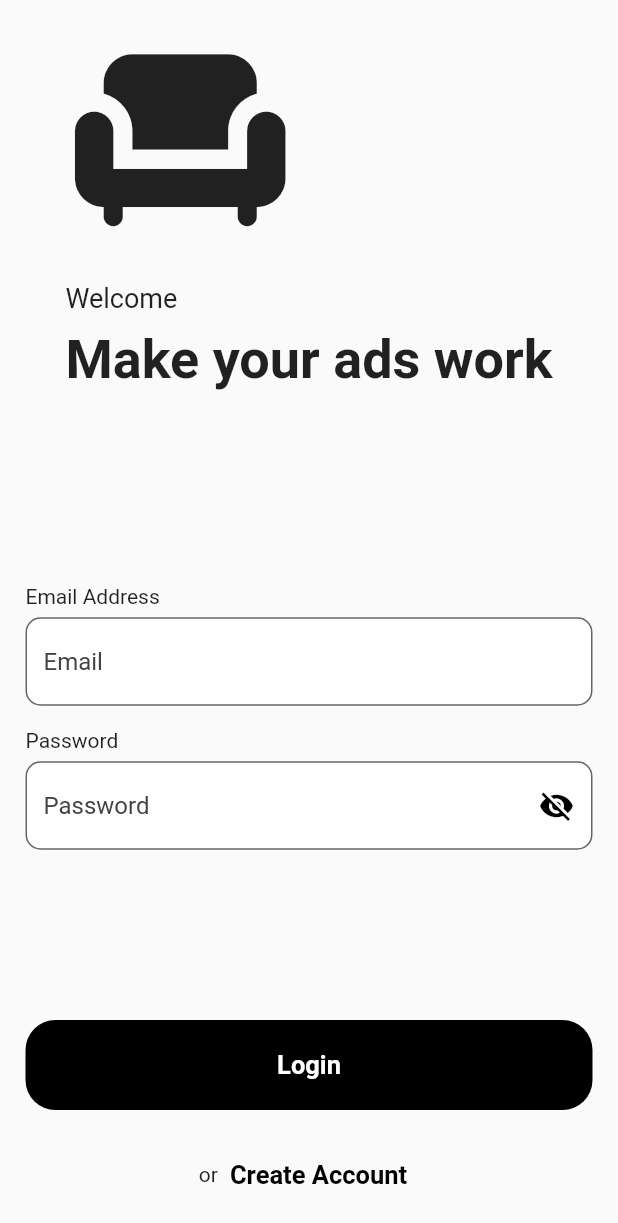
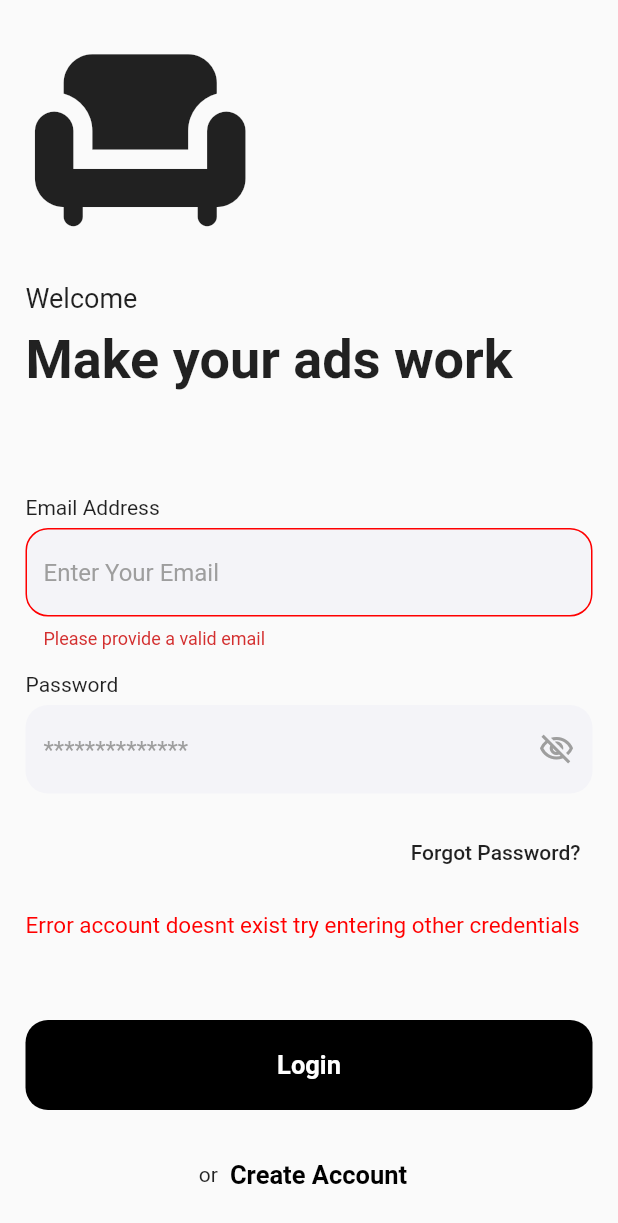
Before and after one commit to haythemd/MechApp, a Flutter app: the screen it shows after launch, after a tap on "Login", on a phone screen of 412 x 824 dp. Shown: the top 1223 px of the screen. Run offline on Flutter 3.47's test engine with Material 2 defaults, Android fonts, the light colour scheme and no system bars; our stand-ins replace flutter_bloc, get_it.

Commit message:
add in translation stuff.

```diff
--- /dev/null
+++ b/lib/l10n/intl_en.arb
@@ -0,0 +1,50 @@
+{
+    "loginViewTitle": "Make your ads work",
+    "@loginViewTitle": {
+        "description": "LoginView title"
+    },
+    "welcomeTitle": "Welcome",
+    "@welcomeTitle": {
+        "description": "Welcome title"
+    },
+    "emailAddressInputFieldTitle": "Email Address",
+    "@emailAddressInputFieldTitle": {
+        "description": "Password input field title"
+    },
+    "passwordInputFieldTitle": "Password",
+    "@passwordInputFieldTitle": {
+        "description": "Password input field title"
+    },
+    "emailAddressInputFieldHintText": "Enter Your Email",
+    "@emailAddressInputFieldHintText": {
+        "description": "hint text for email input field"
+    },
+    "passwordInputFieldHintText": "**************",
+    "@passwordInputFieldHintText": {
+        "description": "hint text for password input field"
+    },
+    "resetPasswordButtonText": "Forgot Password?",
+    "@resetPasswordButtonText": {
+        "description": "reset password button text"
+    },
+    "loginButtonTitle": "Login",
+    "@loginButtonTitle": {
+        "description": "Login button title"
+    },
+    "createAccountButtonTitle": "Create Account",
+    "@createAccountButtonTitle": {
+        "description": "Create account button title"
+    },
+    "or": "or",
+    "@or": {
+        "description": "the word 'or' to be added to Or Create Account"
+    },
+    "blankEmailErrorMessage": "An email must be provided",
+    "@blankEmailErrorMessage": {
+        "description": "error message for email field"
+    },
+    "invalidEmailError": "Please provide a valid email",
+    "@invalidEmailError": {
+        "description": "error message for email field"
+    }
+}
--- a/lib/main.dart
+++ b/lib/main.dart
@@ -3,6 +3,8 @@ import 'package:mechalodon_mobile/screens/welcome/welcome_view.dart';
 import 'package:mechalodon_mobile/services/injectable.dart';
 
 import 'screens/login/screens/login_screen.dart';
+import 'package:flutter_localizations/flutter_localizations.dart';
+import 'generated/l10n.dart';
 
 void main() {
   initServiceLocator();
@@ -15,6 +17,13 @@ class MechalodonApp extends StatelessWidget {
   @override
   Widget build(BuildContext context) {
     return MaterialApp(
+      localizationsDelegates: const [
+        S.delegate,
+        GlobalMaterialLocalizations.delegate,
+        GlobalWidgetsLocalizations.delegate,
+        GlobalCupertinoLocalizations.delegate,
+      ],
+      supportedLocales: S.delegate.supportedLocales,
       title: 'Flutter Demo',
       theme: ThemeData(
         primarySwatch: Colors.blue,
--- a/lib/screens/login/bloc/login_bloc.dart
+++ b/lib/screens/login/bloc/login_bloc.dart
@@ -1,13 +1,20 @@
-import 'package:bloc/bloc.dart';
-import 'package:meta/meta.dart';
+import 'package:flutter_bloc/flutter_bloc.dart';
+import 'package:mechalodon_mobile/screens/login/models/user_model.dart';
+import 'package:mechalodon_mobile/screens/login/repository/login_repository.dart';
 
 part 'login_event.dart';
 part 'login_state.dart';
 
 class LoginBloc extends Bloc<LoginEvent, LoginState> {
   LoginBloc() : super(LoginInitial()) {
-    on<LoginEvent>((event, emit) {
-      // TODO: implement event handler
-    });
+    on<LoginUser>(onLogin);
+  }
+
+  void onLogin(LoginUser event, Emitter<LoginState> emit) async {
+    emit(LoginLoading());
+
+    var repo = LoginRepository();
+    var user = await repo.loginUserWithEmailAndPassword(event.email, event.password);
+    emit(LoginSuccess(user));
   }
 }
--- a/lib/screens/login/bloc/login_event.dart
+++ b/lib/screens/login/bloc/login_event.dart
@@ -1,4 +1,10 @@
 part of 'login_bloc.dart';
 
-@immutable
 abstract class LoginEvent {}
+
+class LoginUser extends LoginEvent {
+  final  String email;
+  final String password;
+
+  LoginUser({required this.email, required this.password});
+}
--- a/lib/screens/login/bloc/login_state.dart
+++ b/lib/screens/login/bloc/login_state.dart
@@ -1,6 +1,14 @@
 part of 'login_bloc.dart';
 
-@immutable
 abstract class LoginState {}
 
 class LoginInitial extends LoginState {}
+
+class LoginLoading extends LoginState {}
+
+class LoginError extends LoginState {}
+
+class LoginSuccess extends LoginState {
+  final User user;
+  LoginSuccess(this.user);
+}
--- /dev/null
+++ b/lib/screens/login/models/user_model.dart
@@ -0,0 +1,17 @@
+import 'package:json_annotation/json_annotation.dart';
+
+part 'user_model.g.dart';
+
+@JsonSerializable()
+class User {
+  @JsonKey(required: false)
+  final String email;
+  final String password;
+  final String id;
+
+  User(this.email, this.id, this.password);
+
+  factory User.fromJson(Map<String, dynamic> json) => _$UserFromJson(json);
+
+  Map<String, dynamic> toJson() => _$UserToJson(this);
+}
--- /dev/null
+++ b/lib/screens/login/repository/login_repository.dart
@@ -0,0 +1,9 @@
+import 'package:mechalodon_mobile/screens/login/models/user_model.dart';
+
+class LoginRepository {
+  Future<User> loginUserWithEmailAndPassword(String email, String password) {
+    var user = User(email, "sdfsdkj", password);
+    Future.delayed(const Duration(seconds: 3));
+    return Future.value(user);
+  }
+}
--- a/lib/screens/login/screens/login_screen.dart
+++ b/lib/screens/login/screens/login_screen.dart
@@ -1,5 +1,8 @@
 import 'package:flutter/material.dart';
+import 'package:flutter_bloc/flutter_bloc.dart';
+import 'package:mechalodon_mobile/screens/login/bloc/login_bloc.dart';
 import 'package:mechalodon_mobile/screens/login/views/login_view_mobile.dart';
+import 'package:mechalodon_mobile/services/injectable.dart';
 import 'package:mechalodon_mobile/utils/responsive.dart';
 
 class LoginScreen extends StatelessWidget {
@@ -7,9 +10,12 @@ class LoginScreen extends StatelessWidget {
 
   @override
   Widget build(BuildContext context) {
-    return const Responsive(
-        mobile: LoginViewMobile(),
-        desktop: LoginViewMobile(),
-        tablet: LoginViewMobile());
+    return BlocProvider(
+      create: (context) => serviceLocator<LoginBloc>(),
+      child: const Responsive(
+          mobile: LoginViewMobile(),
+          desktop: LoginViewMobile(),
+          tablet: LoginViewMobile()),
+    );
   }
 }
--- a/lib/screens/login/views/login_view_mobile.dart
+++ b/lib/screens/login/views/login_view_mobile.dart
@@ -1,5 +1,9 @@
 import 'package:flutter/material.dart';
+import 'package:flutter_bloc/flutter_bloc.dart';
 import 'package:mechalodon_mobile/components/buttons/primary_button.dart';
+import 'package:mechalodon_mobile/generated/l10n.dart';
+import 'package:mechalodon_mobile/screens/login/bloc/login_bloc.dart';
+import 'package:mechalodon_mobile/services/injectable.dart';
 import 'package:mechalodon_mobile/styles/style.dart';
 
 class LoginViewMobile extends StatefulWidget {
@@ -14,35 +18,51 @@ class _LoginViewMobileState extends State<LoginViewMobile> {
 
   bool _passwordVisible = true;
 
+  final TextEditingController emailController = TextEditingController();
+  final TextEditingController passwordController = TextEditingController();
+
+  void login(String email, String password) {
+    BlocProvider.of<LoginBloc>(context)
+        .add(LoginUser(email: email, password: password));
+  }
+
+  var s = serviceLocator<S>();
+
   @override
   Widget build(BuildContext context) {
     return Scaffold(
-      body: SafeArea(
+      body: BlocBuilder<LoginBloc, LoginState>(
+        builder: (context, state) {
+          return Stack(
+            children: [
+              if (state is LoginLoading) const CircularProgressIndicator(),
+              SafeArea(
                 child: Padding(
                     padding: const EdgeInsets.all(17.0),
                     child: Column(
+                        crossAxisAlignment: CrossAxisAlignment.start,
                         mainAxisAlignment: MainAxisAlignment.spaceBetween,
                         children: [
                           Column(
-                    mainAxisAlignment: MainAxisAlignment.center,
+                            mainAxisAlignment: MainAxisAlignment.start,
                             crossAxisAlignment: CrossAxisAlignment.start,
-                    children: const [
-                      Icon(
+                            children: [
+                              const Icon(
                                 Icons.chair,
                                 size: 153,
                               ),
-                      SizedBox(
+                              const SizedBox(
                                 height: 18,
                               ),
                               Text(
-                        "Welcome",
+                                s.welcomeTitle,
                                 style: MechTextStyle.subtitle,
                               ),
-                      SizedBox(
+                              const SizedBox(
                                 height: 10,
                               ),
                               Text(
-                        "Make your ads work",
+                                s.loginViewTitle,
                                 style: MechTextStyle.title,
                               )
                             ],
@@ -55,44 +75,73 @@ class _LoginViewMobileState extends State<LoginViewMobile> {
                                 const SizedBox(
                                   height: 15,
                                 ),
-                        const Text("Email Address"),
+                                Text(s.emailAddressInputFieldTitle),
                                 const SizedBox(
                                   height: 6,
                                 ),
                                 TextFormField(
-                          decoration: MechBorder.inputField('Email'),
+                                  controller: emailController,
+                                  decoration:
+                                      MechBorder.inputStyle(s.emailAddressInputFieldHintText),
                                   validator: isEmail,
                                 ),
                                 const SizedBox(
                                   height: 15,
                                 ),
-                        const Text("Password"),
+                                Text(s.passwordInputFieldTitle),
                                 const SizedBox(
                                   height: 6,
                                 ),
                                 TextFormField(
+                                  controller: passwordController,
                                   obscureText: _passwordVisible,
                                   decoration: InputDecoration(
-                              border: OutlineInputBorder(
-                                borderRadius: BorderRadius.circular(10.0),
-                              ),
+                                      border: MechBorder.enabledBorder,
+                                      enabledBorder: MechBorder.enabledBorder,
+                                      focusedBorder: MechBorder.enabledBorder,
+                                      errorBorder: MechBorder.errorBorder,
                                       filled: true,
-                              hintStyle: TextStyle(color: Colors.grey[800]),
-                              hintText: "Password",
-                              fillColor: Colors.white70,
+                                      hintStyle: const TextStyle(
+                                          color: MechColor.inactive),
+                                      hintText: s.passwordInputFieldHintText,
+                                      fillColor: MechColor.foreground,
                                       suffixIcon: IconButton(
                                         icon: Icon(
                                           // Based on passwordVisible state choose the icon
-                                  _passwordVisible ?
-                                    Icons.visibility_off : Icons.visibility,
-                                  color: MechColor.primary,
+                                          _passwordVisible
+                                              ? Icons.visibility_off_outlined
+                                              : Icons.visibility_outlined,
+                                          color: MechColor.inactive,
                                         ),
                                         onPressed: () {
                                           setState(() {
-                                    _passwordVisible = !_passwordVisible;
+                                            _passwordVisible =
+                                                !_passwordVisible;
                                           });
                                         },
                                       )),
+                                ),
+                                const SizedBox(
+                                  height: 15,
+                                ),
+                                Align(
+                                  alignment: Alignment.topRight,
+                                  child: TextButton(
+                                      onPressed: () {
+                                        print('forgot password');
+                                      },
+                                      child: Text(
+                                        s.resetPasswordButtonText,
+                                        style: TextStyle(color: MechColor.link),
+                                      )),
+                                ),
+                                const SizedBox(
+                                  height: 16,
+                                ),
+                                const Text(
+                                  'Error account doesnt exist try entering other credentials',
+                                  style: TextStyle(
+                                      color: MechColor.error, fontSize: 15),
                                 )
                               ],
                             ),
@@ -102,9 +151,11 @@ class _LoginViewMobileState extends State<LoginViewMobile> {
                             mainAxisAlignment: MainAxisAlignment.center,
                             children: [
                               MechActionButton(
-                        title: "Login",
+                                title: s.loginButtonTitle,
                                 onTap: () {
-                          print("Register");
+                                  login(emailController.text,
+                                      passwordController.text);
+                                  _formKey.currentState!.validate();
                                 },
                               ),
                               const SizedBox(
@@ -114,14 +165,14 @@ class _LoginViewMobileState extends State<LoginViewMobile> {
                                 mainAxisAlignment: MainAxisAlignment.center,
                                 crossAxisAlignment: CrossAxisAlignment.center,
                                 children: [
-                          const Text('or'),
+                                  Text(s.or),
                                   TextButton(
-                            child: const Text(
-                              "Create Account",
+                                    child: Text(
+                                      s.createAccountButtonTitle,
                                       style: MechTextStyle.secondaryButton,
                                     ),
                                     onPressed: () {
-                              _formKey.currentState!.validate();;
+                                      print("Register");
                                     },
                                   ),
                                 ],
@@ -130,12 +181,16 @@ class _LoginViewMobileState extends State<LoginViewMobile> {
                           )
                         ])),
               ),
+            ],
+          );
+        },
+      ),
     );
   }
 
   String? isEmail(String? email) {
-    if (email == null) return "email must not be blank";
+    if (email == null) return s.blankEmailErrorMessage;
     if (email.contains('@')) return null;
-    return "Invalid Email";
+    return s.invalidEmailError;
   }
 }
--- a/lib/services/injectable.dart
+++ b/lib/services/injectable.dart
@@ -1,9 +1,10 @@
-
-
 import 'package:get_it/get_it.dart';
+import 'package:mechalodon_mobile/generated/l10n.dart';
+import 'package:mechalodon_mobile/screens/login/bloc/login_bloc.dart';
 
 final serviceLocator = GetIt.instance;
 
 Future<void> initServiceLocator() async {
-  // add get it declarations here
+  serviceLocator.registerFactory<LoginBloc>(() => LoginBloc());
+  serviceLocator.registerLazySingleton<S>(() => S());
 }
--- a/lib/styles/style.dart
+++ b/lib/styles/style.dart
@@ -21,6 +21,10 @@ class MechTextStyle {
 class MechColor {
   static const primary = Colors.black;
   static const lightPrimary = Colors.white;
+  static const foreground = Color.fromRGBO(244, 244, 248, 1);
+  static const error = Color.fromRGBO(255, 0, 0, 1);
+  static const inactive = Colors.grey;
+  static const link = Colors.black87;
 }
 
 class MechButtonStyle {
@@ -34,21 +38,32 @@ class MechButtonStyle {
 }
 
 class MechBorderRadius {
-  static const int value = 20;
-  static const BorderRadius radius = BorderRadius.all(Radius.circular(20));
+  static const int value = 15;
+  static const BorderRadius radius = BorderRadius.all(Radius.circular(15));
 }
 
 class MechBorder {
   static final primary = Border.all(width: 2, color: MechColor.primary);
 
-  static InputDecoration inputField(String hintText) {
+  static InputDecoration inputStyle(String hintText) {
     return InputDecoration(
-      border: OutlineInputBorder(
-        borderRadius: BorderRadius.circular(10.0),
-      ),
-      filled: true,
-      hintStyle: TextStyle(color: Colors.grey[800]),
-      hintText: hintText,
-      fillColor: Colors.white70);
+        border: MechBorder.enabledBorder,
+        enabledBorder: MechBorder.enabledBorder,
+        errorBorder: MechBorder.errorBorder,
+        focusedBorder: MechBorder.enabledBorder,
+        filled: true,
+        hintStyle: const TextStyle(color: MechColor.inactive),
+        hintText: hintText,
+        fillColor: MechColor.foreground);
   }
+
+  static const enabledBorder = OutlineInputBorder(
+    borderRadius: MechBorderRadius.radius,
+    borderSide: BorderSide(color: Colors.transparent),
+  );
+
+  static const errorBorder = OutlineInputBorder(
+    borderRadius: MechBorderRadius.radius,
+    borderSide: BorderSide(color: MechColor.error),
+  );
 }
```
Also changed, not shown: pubspec.yaml (+10 -7 lines), lib/generated/intl/messages_all.dart (added), lib/generated/intl/messages_en.dart (added), lib/generated/l10n.dart (added), lib/screens/login/models/user_model.g.dart (added), pubspec.lock, 1 other file. Lines whose indentation alone changed are shown as unchanged.
